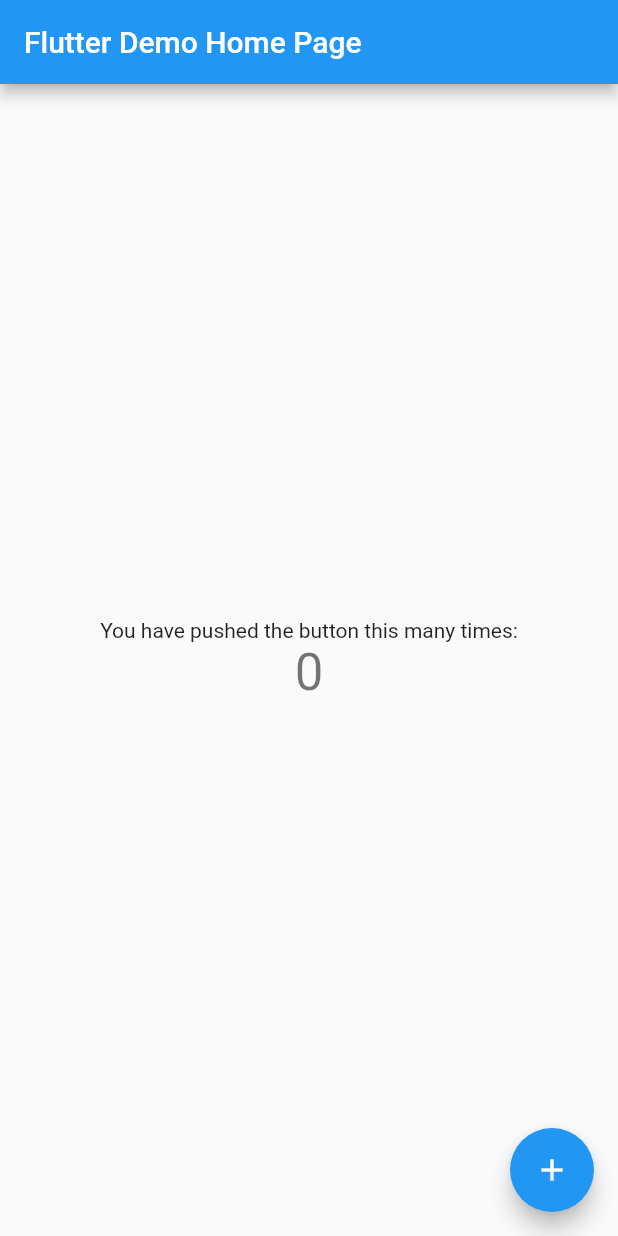
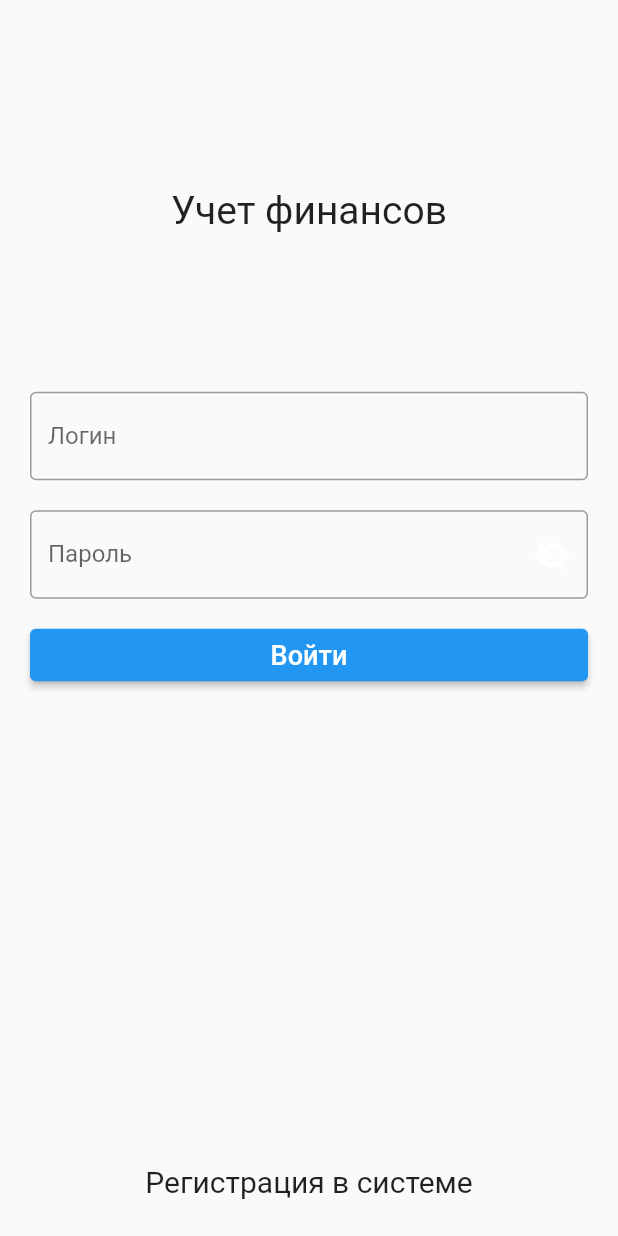
Before and after one commit to Vepr10816/Flutter_DIO, a Flutter app: the screen it shows after launch, on a phone screen of 412 x 824 dp. Run offline on Flutter 3.47's test engine with Material 2 defaults, Android fonts, the phone set to English and light mode, and no system bars; our stand-ins replace dio, freezed_annotation.

Commit message:
Регистрация-Авторизация

```diff
--- a/lib/main.dart
+++ b/lib/main.dart
@@ -1,120 +1,28 @@
 import 'package:dio/dio.dart';
 import 'package:flutter/material.dart';
+import 'package:flutter_dio/presentation/screen/auth/sign_in.dart';
+import 'package:flutter_dio/presentation/screen/auth/sign_up.dart';
+import 'package:flutter_dio/presentation/screen/main/finance_data.dart';
 import 'package:flutter_dio/user.dart';
 
 void main() async{
   WidgetsFlutterBinding.ensureInitialized();
-
-  await Dio().put('http://127.0.0.1:8081/token', data: User(userName: 'qwe', email: 'qwe@mail.ru', password: '123'));
-  runApp(const MyApp());
+  runApp(MyApp());
+  //await Dio().put('http://127.0.0.1:8081/token', data: User(userName: 'qwe', email: 'qwe@mail.ru', password: '123'));
+  //runApp(const MyApp());
 }
 
 class MyApp extends StatelessWidget {
   const MyApp({super.key});
-
-  // This widget is the root of your application.
   @override
   Widget build(BuildContext context) {
     return MaterialApp(
-      title: 'Flutter Demo',
-      theme: ThemeData(
-        // This is the theme of your application.
-        //
-        // Try running your application with "flutter run". You'll see the
-        // application has a blue toolbar. Then, without quitting the app, try
-        // changing the primarySwatch below to Colors.green and then invoke
-        // "hot reload" (press "r" in the console where you ran "flutter run",
-        // or simply save your changes to "hot reload" in a Flutter IDE).
-        // Notice that the counter didn't reset back to zero; the application
-        // is not restarted.
-        primarySwatch: Colors.blue,
-      ),
-      home: const MyHomePage(title: 'Flutter Demo Home Page'),
+      routes: {
+        FinanceData.routeName: (context) => const FinanceData(),
+        SignUp.routeName: (context) => const SignUp(),
+        SignIn.routeName: (context) => const SignIn()
+      },
+      home: const SignIn(),
     );
   }
 }
-
-class MyHomePage extends StatefulWidget {
-  const MyHomePage({super.key, required this.title});
-
-  // This widget is the home page of your application. It is stateful, meaning
-  // that it has a State object (defined below) that contains fields that affect
-  // how it looks.
-
-  // This class is the configuration for the state. It holds the values (in this
-  // case the title) provided by the parent (in this case the App widget) and
-  // used by the build method of the State. Fields in a Widget subclass are
-  // always marked "final".
-
-  final String title;
-
-  @override
-  State<MyHomePage> createState() => _MyHomePageState();
-}
-
-class _MyHomePageState extends State<MyHomePage> {
-  int _counter = 0;
-
-  void _incrementCounter() {
-    setState(() {
-      // This call to setState tells the Flutter framework that something has
-      // changed in this State, which causes it to rerun the build method below
-      // so that the display can reflect the updated values. If we changed
-      // _counter without calling setState(), then the build method would not be
-      // called again, and so nothing would appear to happen.
-      _counter++;
-    });
-  }
-
-  @override
-  Widget build(BuildContext context) {
-    // This method is rerun every time setState is called, for instance as done
-    // by the _incrementCounter method above.
-    //
-    // The Flutter framework has been optimized to make rerunning build methods
-    // fast, so that you can just rebuild anything that needs updating rather
-    // than having to individually change instances of widgets.
-    return Scaffold(
-      appBar: AppBar(
-        // Here we take the value from the MyHomePage object that was created by
-        // the App.build method, and use it to set our appbar title.
-        title: Text(widget.title),
-      ),
-      body: Center(
-        // Center is a layout widget. It takes a single child and positions it
-        // in the middle of the parent.
-        child: Column(
-          // Column is also a layout widget. It takes a list of children and
-          // arranges them vertically. By default, it sizes itself to fit its
-          // children horizontally, and tries to be as tall as its parent.
-          //
-          // Invoke "debug painting" (press "p" in the console, choose the
-          // "Toggle Debug Paint" action from the Flutter Inspector in Android
-          // Studio, or the "Toggle Debug Paint" command in Visual Studio Code)
-          // to see the wireframe for each widget.
-          //
-          // Column has various properties to control how it sizes itself and
-          // how it positions its children. Here we use mainAxisAlignment to
-          // center the children vertically; the main axis here is the vertical
-          // axis because Columns are vertical (the cross axis would be
-          // horizontal).
-          mainAxisAlignment: MainAxisAlignment.center,
-          children: <Widget>[
-            const Text(
-              'You have pushed the button this many times:',
-            ),
-            Text(
-              '$_counter',
-              style: Theme.of(context).textTheme.headline4,
-            ),
-          ],
-        ),
-      ),
-      floatingActionButton: FloatingActionButton(
-        onPressed: _incrementCounter,
-        tooltip: 'Increment',
-        child: const Icon(Icons.add),
-      ), // This trailing comma makes auto-formatting nicer for build methods.
-    );
-  }
-}
--- /dev/null
+++ b/lib/presentation/screen/auth/sign_in.dart
@@ -0,0 +1,139 @@
+import 'package:dio/dio.dart';
+import 'package:flutter/material.dart';
+import 'package:flutter_dio/presentation/screen/auth/sign_up.dart';
+import 'package:flutter_dio/presentation/screen/main/finance_data.dart';
+import 'package:flutter_dio/presentation/widgets/custom_button.dart';
+import 'package:flutter_dio/presentation/widgets/text_field_obscure.dart';
+
+import '../../../user.dart';
+
+class SignIn extends StatefulWidget {
+  const SignIn({Key? key}) : super(key: key);
+  static const routeName = '/signin';
+
+  @override
+  State<SignIn> createState() => _SignInState();
+}
+
+class _SignInState extends State<SignIn> {
+  GlobalKey<FormState> _key = GlobalKey();
+  final GlobalKey<ScaffoldState> _scaffoldKey = new GlobalKey<ScaffoldState>();
+  TextEditingController _loginController = TextEditingController();
+  TextEditingController _passwordController = TextEditingController();
+
+  bool isObscure = true;
+  bool _isValid = true;
+
+  @override
+  Widget build(BuildContext context) {
+    return Scaffold(
+      key: _scaffoldKey,
+      body: SafeArea(
+        child: Padding(
+          padding: const EdgeInsets.all(20),
+          child: Form(
+            key: _key,
+            child: Column(
+              crossAxisAlignment: CrossAxisAlignment.stretch,
+              children: [
+                const Expanded(child: SizedBox()),
+                const Text(
+                  'Учет финансов',
+                  textAlign: TextAlign.center,
+                  style: TextStyle(fontSize: 26),
+                ),
+                const Expanded(child: SizedBox()),
+                TextFormField(
+                  controller: _loginController,
+                  validator: (value) {
+                    if (!_isValid) {
+                      return null;
+                    }
+                    if (value!.isEmpty) {
+                      return 'Поле логин пустое';
+                    }
+                    return null;
+                  },
+                  decoration: const InputDecoration(
+                    labelText: 'Логин',
+                    border: OutlineInputBorder(),
+                  ),
+                ),
+                const SizedBox(height: 20),
+                TextFormField(
+                  controller: _passwordController,
+                  validator: (value) {
+                    if (!_isValid) {
+                      return null;
+                    }
+                    if (value!.isEmpty) {
+                      return 'Поле пароль пустое';
+                    }
+                    return null;
+                  },
+                  obscureText: isObscure,
+                  decoration: InputDecoration(
+                    labelText: 'Пароль',
+                    suffixIcon: TextFieldObscure(isObscure: (value) {
+                      setState(() {
+                        isObscure = value;
+                      });
+                    }),
+                    border: const OutlineInputBorder(),
+                  ),
+                ),
+                const SizedBox(height: 20),
+                CustomButton(
+                  content: 'Войти',
+                  onPressed: () {
+                    _isValid = true;
+                    if (_key.currentState!.validate()) {
+                      signIn();
+                    } else {}
+                  },
+                ),
+                const Expanded(flex: 3, child: SizedBox()),
+                InkWell(
+                  borderRadius: BorderRadius.circular(4),
+                  onTap: () {
+                    _loginController.clear();
+                    _passwordController.clear();
+                    _isValid = false;
+                    _key.currentState!.validate();
+                    Navigator.pushNamed(context, SignUp.routeName);
+                  },
+                  child: const Padding(
+                    padding: EdgeInsets.symmetric(vertical: 5),
+                    child: Text(
+                      'Регистрация в системе',
+                      textAlign: TextAlign.center,
+                      style: TextStyle(fontSize: 20),
+                    ),
+                  ),
+                ),
+              ],
+            ),
+          ),
+        ),
+      ),
+    );
+  }
+
+  void signIn() async {
+    try{
+      final result = await Dio().post('http://127.0.0.1:8081/token',
+      data: User(
+        userName: _loginController.text,
+        email: null.toString(),
+        password: _passwordController.text));
+      Navigator.pushNamed(context, FinanceData.routeName);
+    }
+    catch(e){
+      ScaffoldMessenger.of(context).showSnackBar(
+        SnackBar(
+          content: Text("Не верный логин или пароль"),
+        ),
+      );
+    }
+  }
+}
--- /dev/null
+++ b/lib/presentation/widgets/custom_button.dart
@@ -0,0 +1,25 @@
+import 'package:flutter/material.dart';
+
+class CustomButton extends StatelessWidget {
+  const CustomButton({
+    super.key,
+    this.onPressed,
+    required this.content,
+  });
+  final Function()? onPressed;
+  final String content;
+
+  @override
+  Widget build(BuildContext context) {
+    return SizedBox(
+      height: 35,
+      child: ElevatedButton(
+        onPressed: onPressed,
+        child: Text(
+          content,
+          style: const TextStyle(fontSize: 18),
+        ),
+      ),
+    );
+  }
+}
--- /dev/null
+++ b/lib/presentation/widgets/text_field_obscure.dart
@@ -0,0 +1,33 @@
+import 'package:flutter/material.dart';
+
+class TextFieldObscure extends StatefulWidget {
+  const TextFieldObscure({
+    super.key,
+    required this.isObscure,
+  });
+  final Function(bool) isObscure;
+
+  @override
+  State<TextFieldObscure> createState() => _TextFieldObscureState();
+}
+
+class _TextFieldObscureState extends State<TextFieldObscure> {
+  bool isCheck = false;
+
+  @override
+  Widget build(BuildContext context) {
+    return InkWell(
+      onTap: () {
+        setState(() {
+          isCheck = !isCheck;
+        });
+        widget.isObscure(!isCheck);
+      },
+      borderRadius: BorderRadius.circular(15),
+      child: Icon(
+        isCheck ? Icons.visibility : Icons.visibility_off,
+        color: Colors.white,
+      ),
+    );
+  }
+}
```
Also changed, not shown: lib/presentation/screen/auth/sign_up.dart (added, +188 -0 lines), lib/presentation/screen/main/finance_data.dart (added, +20 -0 lines).
